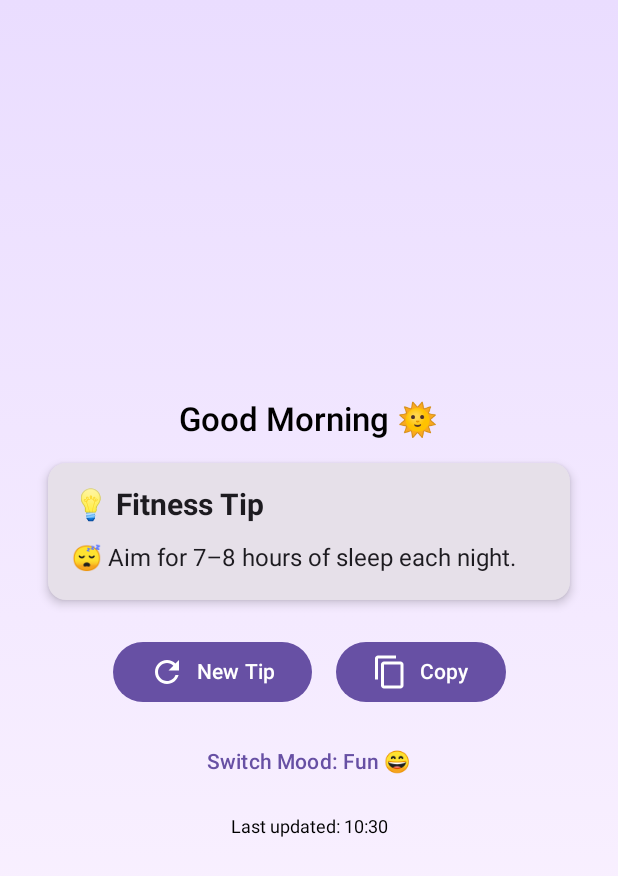
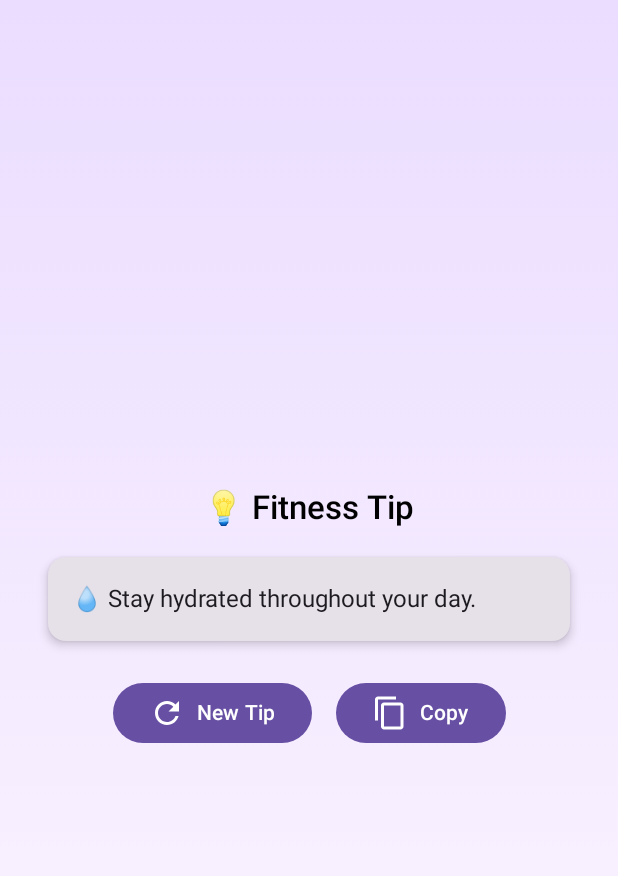
Before and after one commit to SejarTang/FitSphere, an Android app built with Jetpack Compose: the @Preview function TipScreenPreview, on a phone screen of 412 x 824 dp. Shown: the top 876 px of the screen. Run offline under Robolectric (Android 15) with nearby library versions, the phone set to English and light mode, and no system bars.

Commit message:
MOdify the tip function

```diff
--- a/app/src/main/java/com/example/myapplication/mainScreenPage/TipScreen.kt
+++ b/app/src/main/java/com/example/myapplication/mainScreenPage/TipScreen.kt
@@ -3,7 +3,6 @@ package com.example.myapplication.mainScreenPage
 import android.content.ClipData
 import android.content.ClipboardManager
 import android.content.Context
-import android.os.Build
 import androidx.compose.foundation.background
 import androidx.compose.foundation.clickable
 import androidx.compose.foundation.layout.*
@@ -21,49 +20,12 @@ import androidx.compose.ui.text.font.FontWeight
 import androidx.compose.ui.unit.dp
 import androidx.compose.ui.unit.sp
 import androidx.compose.ui.tooling.preview.Preview
-import java.time.LocalTime
-import java.time.format.DateTimeFormatter
-
-data class FitnessData(
-    val stepsToday: Int = 0,
-    val sleepHours: Int = 0,
-    val waterLitres: Double = 0.0,
-    val workoutMinutes: Int = 0
-)
-
-fun generateTip(data: FitnessData?, mood: String = "positive"): String {
-    return when {
-        data == null -> listOf(
-            "💧 Stay hydrated throughout your day.",
-            "🧘‍♀️ Take 5 minutes to stretch every hour.",
-            "🥗 Eat more greens and whole foods.",
-            "🏃 Move at least 30 minutes a day.",
-            "😴 Aim for 7–8 hours of sleep each night."
-        ).random()
-
-        data.stepsToday < 3000 -> if (mood == "fun") "😅 Your feet miss you! Walk a bit today?" else "🚶 Try walking more to boost your activity."
-        data.sleepHours < 6 -> if (mood == "fun") "🦉 Night owl? Even owls need naps!" else "😴 Try to get more sleep for recovery."
-        data.waterLitres < 1.5 -> if (mood == "fun") "🚰 Your body called — it wants more water." else "💧 Hydration is key to staying healthy."
-        data.workoutMinutes < 20 -> if (mood == "fun") "🏋️ Your muscles are napping — wake them up!" else "🔥 Even a short workout can energize you."
-        else -> "🎉 You're doing awesome! Keep going!"
-    }
-}
 
 @Composable
-fun TipScreen(fitnessData: FitnessData? = null) {
+fun TipScreen() {
     val context = LocalContext.current
     val clipboardManager = LocalClipboardManager.current
-    var tip by remember { mutableStateOf(generateTip(fitnessData)) }
-    var mood by remember { mutableStateOf("positive") }
-
-    val greeting = getGreetingMessage()
-    val currentTime = remember {
-        if (Build.VERSION.SDK_INT >= Build.VERSION_CODES.O) {
-            LocalTime.now().format(DateTimeFormatter.ofPattern("HH:mm"))
-        } else {
-            "Time Unavailable"
-        }
-    }
+    var tip by remember { mutableStateOf(generateRandomTip()) }
 
     Box(
         modifier = Modifier
@@ -80,8 +42,8 @@ fun TipScreen(fitnessData: FitnessData? = null) {
             horizontalAlignment = Alignment.CenterHorizontally,
             modifier = Modifier.fillMaxSize()
         ) {
-            Text("$greeting 🌞", fontSize = 22.sp, fontWeight = FontWeight.Medium)
-            Spacer(modifier = Modifier.height(8.dp))
+            Text("💡 Fitness Tip", fontSize = 22.sp, fontWeight = FontWeight.Medium)
+            Spacer(modifier = Modifier.height(12.dp))
             Card(
                 modifier = Modifier
                     .fillMaxWidth()
@@ -89,8 +51,6 @@ fun TipScreen(fitnessData: FitnessData? = null) {
                 elevation = CardDefaults.cardElevation(4.dp)
             ) {
                 Column(modifier = Modifier.padding(16.dp)) {
-                    Text("💡 Fitness Tip", fontSize = 20.sp, fontWeight = FontWeight.Bold)
-                    Spacer(modifier = Modifier.height(12.dp))
                     Text(tip, fontSize = 16.sp, lineHeight = 24.sp)
                 }
             }
@@ -99,8 +59,7 @@ fun TipScreen(fitnessData: FitnessData? = null) {
 
             Row(horizontalArrangement = Arrangement.spacedBy(16.dp)) {
                 Button(onClick = {
-                    val newTip = generateTip(fitnessData, mood)
-                    if (newTip != tip) tip = newTip
+                    tip = generateRandomTip()
                 }) {
                     Icon(Icons.Default.Refresh, contentDescription = "Refresh Tip")
                     Spacer(modifier = Modifier.width(8.dp))
@@ -115,33 +74,21 @@ fun TipScreen(fitnessData: FitnessData? = null) {
                     Text("Copy")
                 }
             }
-
-            Spacer(modifier = Modifier.height(12.dp))
-
-            TextButton(onClick = {
-                mood = if (mood == "positive") "fun" else "positive"
-                tip = generateTip(fitnessData, mood)
-            }) {
-                Text("Switch Mood: ${if (mood == "positive") "Fun 😄" else "Positive ✨"}")
-            }
-
-            Spacer(modifier = Modifier.height(12.dp))
-            Text("Last updated: $currentTime", fontSize = 12.sp)
         }
     }
 }
 
-fun getGreetingMessage(): String {
-    return if (Build.VERSION.SDK_INT >= Build.VERSION_CODES.O) {
-        val now = LocalTime.now()
-        when {
-            now.hour in 5..11 -> "Good Morning"
-            now.hour in 12..17 -> "Good Afternoon"
-            else -> "Good Evening"
-        }
-    } else {
-        "Hello"
-    }
+fun generateRandomTip(): String {
+    return listOf(
+        "💧 Stay hydrated throughout your day.",
+        "🧘‍♀️ Take 5 minutes to stretch every hour.",
+        "🥗 Eat more greens and whole foods.",
+        "🏃 Move at least 30 minutes a day.",
+        "😴 Aim for 7–8 hours of sleep each night.",
+        "🔥 Even a short workout can energize you.",
+        "🚰 Your body called — it wants more water.",
+        "🏋️ Wake up your muscles with some light exercise."
+    ).random()
 }
 
 @Preview(showBackground = true)
@@ -149,16 +96,3 @@ fun getGreetingMessage(): String {
 fun TipScreenPreview() {
     TipScreen()
 }
-
-@Preview(showBackground = true)
-@Composable
-fun TipScreenWithDataPreview() {
-    TipScreen(
-        fitnessData = FitnessData(
-            stepsToday = 1800,
-            sleepHours = 5,
-            waterLitres = 0.9,
-            workoutMinutes = 8
-        )
-    )
-}
```
